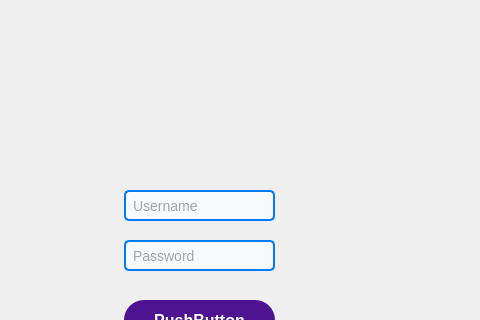
Harisaya/python-app, file ui/register.ui: the form before one commit; both pictures show x 186 to 666 and y 0 to 320 of the 800 by 600 pixel window.
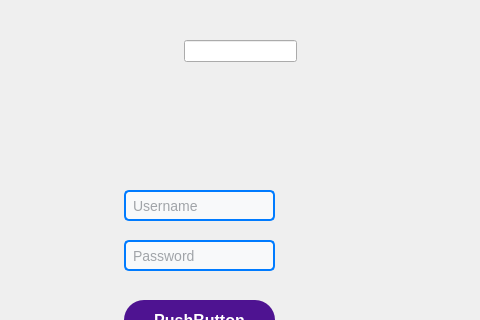
The form after the commit.

```diff
--- a/ui/register.ui
+++ b/ui/register.ui
@@ -85,6 +85,16 @@
      <string>PushButton</string>
     </property>
    </widget>
+   <widget class="QLineEdit" name="lineEdit_3">
+    <property name="geometry">
+     <rect>
+      <x>370</x>
+      <y>40</y>
+      <width>113</width>
+      <height>22</height>
+     </rect>
+    </property>
+   </widget>
   </widget>
   <widget class="QMenuBar" name="menubar">
    <property name="geometry">
```
